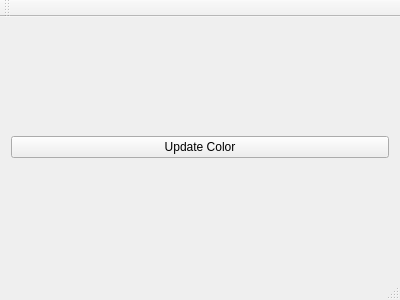
Before: the Qt Designer form AmbiBlarg/mainwindow.ui in RicBent/AmbiBlarg_Qt, drawn with Qt 5.
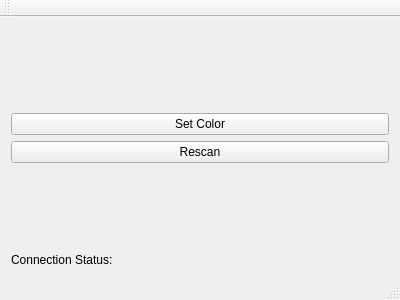
After: the same form once the commit is applied.

Patch:
```diff
--- a/AmbiBlarg/mainwindow.ui
+++ b/AmbiBlarg/mainwindow.ui
@@ -15,10 +15,50 @@
   </property>
   <widget class="QWidget" name="centralWidget">
    <layout class="QVBoxLayout" name="verticalLayout">
+    <item>
+     <spacer name="verticalSpacer">
+      <property name="orientation">
+       <enum>Qt::Vertical</enum>
+      </property>
+      <property name="sizeHint" stdset="0">
+       <size>
+        <width>20</width>
+        <height>40</height>
+       </size>
+      </property>
+     </spacer>
+    </item>
     <item>
      <widget class="QPushButton" name="testButton">
       <property name="text">
-       <string>Update Color</string>
+       <string>Set Color</string>
+      </property>
+     </widget>
+    </item>
+    <item>
+     <widget class="QPushButton" name="rescanButton">
+      <property name="text">
+       <string>Rescan</string>
+      </property>
+     </widget>
+    </item>
+    <item>
+     <spacer name="verticalSpacer_2">
+      <property name="orientation">
+       <enum>Qt::Vertical</enum>
+      </property>
+      <property name="sizeHint" stdset="0">
+       <size>
+        <width>20</width>
+        <height>40</height>
+       </size>
+      </property>
+     </spacer>
+    </item>
+    <item>
+     <widget class="QLabel" name="statusLabel">
+      <property name="text">
+       <string>Connection Status:</string>
       </property>
      </widget>
     </item>
```
